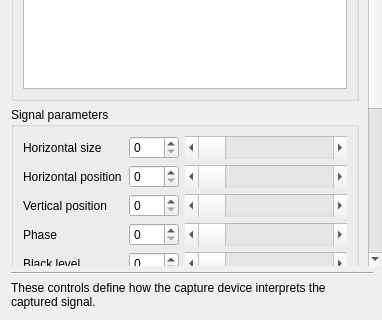
The window that src/display/qt/dialogs/ui/signal_dialog.ui (mrehkopf/vcs) describes before a commit, drawn with Qt 5; both pictures show x 0 to 382 and y 143 to 463 of the 382 by 463 pixel window.
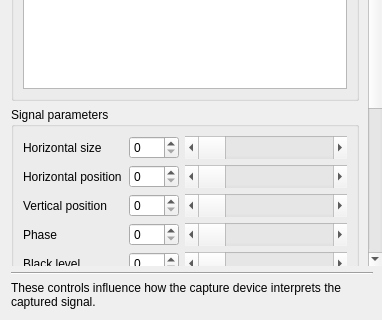
The same window after the commit. Custom widgets are drawn as their Qt base class.

Commit message: ui/about-dialog: Replace QTableWidget with PropertyTable

```diff
--- a/src/display/qt/dialogs/ui/signal_dialog.ui
+++ b/src/display/qt/dialogs/ui/signal_dialog.ui
@@ -818,7 +818,7 @@
       <item>
        <widget class="QLabel" name="label_notice">
         <property name="text">
-         <string>These controls define how the capture device interprets the captured signal.</string>
+         <string>These controls influence how the capture device interprets the captured signal.</string>
         </property>
         <property name="wordWrap">
          <bool>true</bool>
```
Left out of the diff: 2 changed lines with no effect on the pictures. The commit also changes 3 other files.
